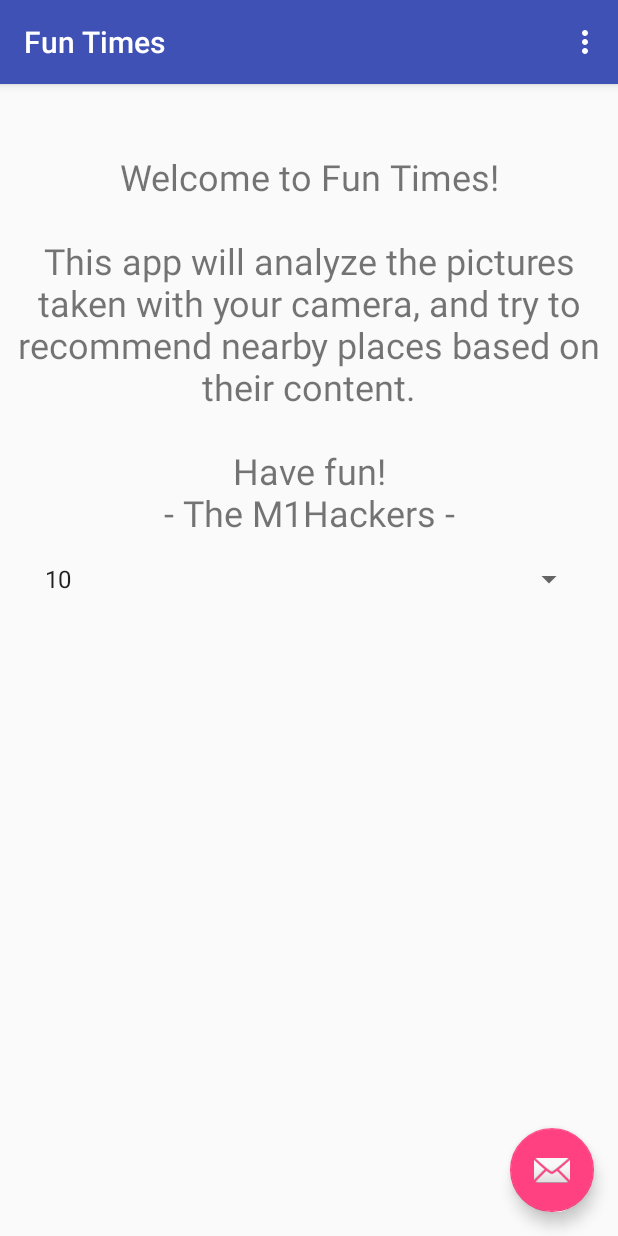
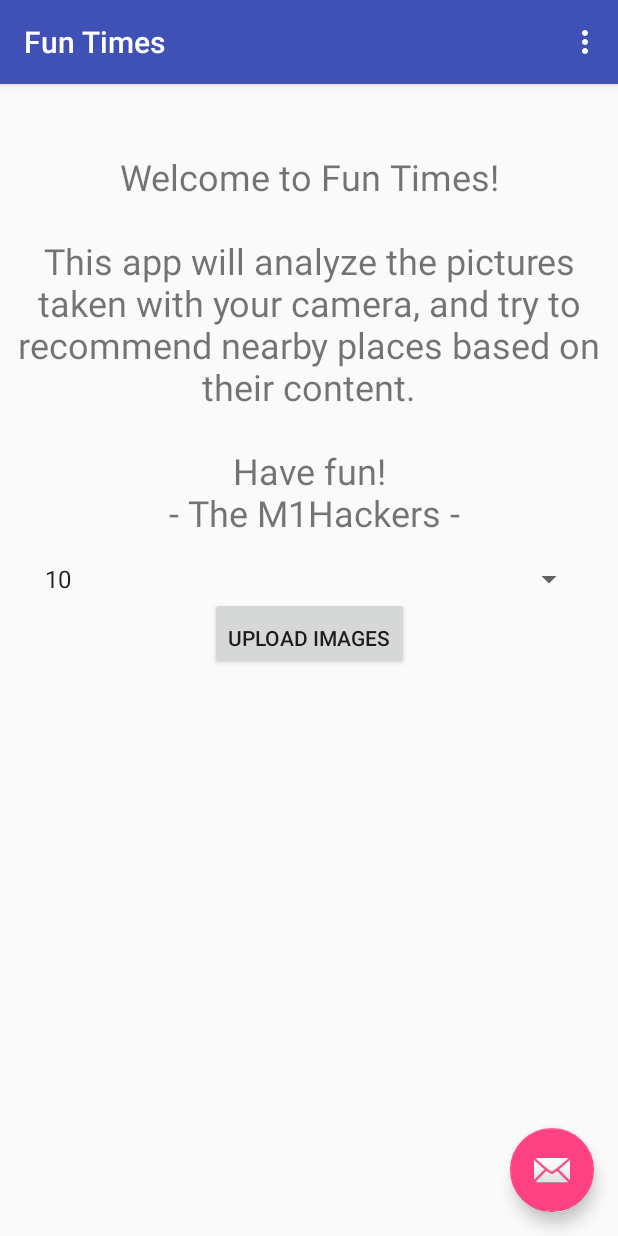
Before and after one commit to M1Hackers/FunTimes, an Android app: the screen it shows after launch (MainActivity), on a phone screen of 412 x 824 dp. Run offline under Robolectric (Android 15) with nearby library versions, the light colour scheme and no system bars.

Commit message:
Add upload button and permission request code for storage access

```diff
--- a/app/src/main/AndroidManifest.xml
+++ b/app/src/main/AndroidManifest.xml
@@ -1,6 +1,8 @@
 <?xml version="1.0" encoding="utf-8"?>
 <manifest xmlns:android="http://schemas.android.com/apk/res/android"
     package="dev.m1hackers.funtimes" >
+
+    <uses-permission android:name="android.permission.READ_EXTERNAL_STORAGE" />
 
     <application
         android:allowBackup="true"
@@ -15,7 +17,6 @@
             android:theme="@style/AppTheme.NoActionBar" >
             <intent-filter>
                 <action android:name="android.intent.action.MAIN" />
-
                 <category android:name="android.intent.category.LAUNCHER" />
             </intent-filter>
         </activity>
--- a/app/src/main/res/layout/fragment_main.xml
+++ b/app/src/main/res/layout/fragment_main.xml
@@ -32,4 +32,14 @@
         app:layout_constraintRight_toRightOf="parent"
         app:layout_constraintTop_toBottomOf="@+id/welcome_text" />
 
+    <Button
+        android:id="@+id/upload_button"
+        android:layout_width="wrap_content"
+        android:layout_height="wrap_content"
+        android:paddingTop="16dp"
+        android:text="@string/upload_button_text"
+        app:layout_constraintLeft_toLeftOf="parent"
+        app:layout_constraintRight_toRightOf="parent"
+        app:layout_constraintTop_toBottomOf="@+id/img_num_spinner" />
+
 </android.support.constraint.ConstraintLayout>
--- a/app/src/main/res/values/strings.xml
+++ b/app/src/main/res/values/strings.xml
@@ -1,7 +1,10 @@
 <resources>
     <string name="app_name">Fun Times</string>
     <string name="action_settings">Settings</string>
-    <string name="welcome_message">Welcome to Fun Times!\n\nThis app will analyze the pictures taken with your camera, and try to recommend nearby places based on their content.\n\nHave fun!\n- The M1Hackers -</string>
+    <string name="welcome_message">Welcome to Fun Times!\n\nThis app will analyze the pictures taken
+        with your camera, and try to recommend nearby places based on their content.\n\nHave fun!\n
+        - The M1Hackers -</string>
+    <string name="upload_button_text">Upload Images</string>
     <string-array name="img_num_array">
         <item>10</item>
         <item>20</item>
@@ -10,4 +13,6 @@
         <item>50</item>
         <item>100</item>
     </string-array>
+    <string name="permission_granted_toast">Permission granted!</string>
+    <string name="permission_denied_toast">Permission denied&#8230; :(</string>
 </resources>
```
Also changed, not shown: app/src/main/java/dev/m1hackers/funtimes/MainActivity.java (+55 -0 lines), app/src/main/res/layout/custom_spinner_dropdown_item.xml (added, +12 -0 lines), app/src/main/res/layout/custom_spinner_item.xml (added, +13 -0 lines).
